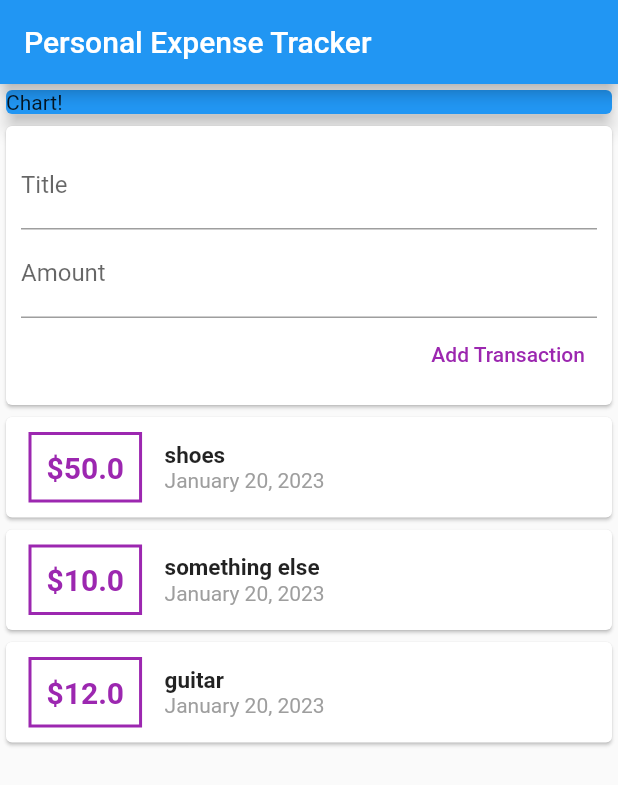
After one commit to bottrell/ExpenseTracker, a Flutter app: the screen it shows after launch, on a phone screen of 412 x 824 dp. The commit adds this screen. Shown: the top 785 px of the screen. Run offline on Flutter 3.47's test engine with Material 2 defaults, Android fonts, the phone set to English and light mode, and no system bars.

Commit message:
Lifted state to user_transactions.dart. Wired up feature allowing user to add transactions

```diff
--- /dev/null
+++ b/lib/widgets/new_transaction.dart
@@ -0,0 +1,37 @@
+import 'package:flutter/material.dart';
+import 'package:flutter/src/widgets/container.dart';
+import 'package:flutter/src/widgets/framework.dart';
+
+class Newtransaction extends StatelessWidget {
+  final TextEditingController titleController = TextEditingController();
+  final TextEditingController amountController = TextEditingController();
+  final Function(String, double) callback;
+
+  Newtransaction({required this.callback, super.key});
+
+  @override
+  Widget build(BuildContext context) {
+    return Card(
+        child: Container(
+      padding: const EdgeInsets.all(10),
+      child: Column(
+        crossAxisAlignment: CrossAxisAlignment.end,
+        children: [
+          TextField(
+            decoration: const InputDecoration(labelText: "Title"),
+            controller: titleController,
+          ),
+          TextField(
+            decoration: const InputDecoration(labelText: "Amount"),
+            controller: amountController,
+          ),
+          TextButton(
+              child: const Text(
+                  style: TextStyle(color: Colors.purple), "Add Transaction"),
+              onPressed: () => callback(
+                  titleController.text, double.parse(amountController.text))),
+        ],
+      ),
+    ));
+  }
+}
--- /dev/null
+++ b/lib/widgets/transaction_list.dart
@@ -0,0 +1,56 @@
+import 'package:expensetracker/models/transaction.dart';
+import 'package:flutter/material.dart';
+import 'package:flutter/src/widgets/container.dart';
+import 'package:flutter/src/widgets/framework.dart';
+import 'package:intl/intl.dart';
+
+class TransactionList extends StatelessWidget {
+  final List<Transaction> transactions;
+
+  TransactionList({required this.transactions, super.key});
+
+  @override
+  Widget build(BuildContext context) {
+    return Column(
+      children: transactions.map((tx) {
+        return Card(
+            child: Row(
+          children: [
+            Container(
+                padding: const EdgeInsets.all(10),
+                margin:
+                    const EdgeInsets.symmetric(vertical: 10, horizontal: 15),
+                decoration: BoxDecoration(
+                  border: Border.all(
+                    color: Colors.purple,
+                    width: 2,
+                  ),
+                ),
+                child: Text(
+                    style: const TextStyle(
+                      fontWeight: FontWeight.bold,
+                      fontSize: 20,
+                      color: Colors.purple,
+                    ),
+                    "\$${tx.cost.toString()}")),
+            Column(
+              //
+              crossAxisAlignment: CrossAxisAlignment.start,
+              children: [
+                Text(tx.title!,
+                    style: const TextStyle(
+                        fontWeight: FontWeight.bold, fontSize: 15)),
+                Text(
+                  DateFormat.yMMMMd().format(tx.date!),
+                  style: const TextStyle(
+                    color: Colors.grey,
+                  ),
+                ),
+              ],
+            )
+          ],
+        ));
+      }).toList(),
+    );
+  }
+}
--- /dev/null
+++ b/lib/widgets/user_transactions.dart
@@ -0,0 +1,41 @@
+import 'package:flutter/material.dart';
+import './new_transaction.dart';
+import './transaction_list.dart';
+import '../models/transaction.dart';
+
+class UserTransactions extends StatefulWidget {
+  const UserTransactions({super.key});
+
+  @override
+  State<UserTransactions> createState() => _UserTransactionsState();
+}
+
+class _UserTransactionsState extends State<UserTransactions> {
+  // even though this is final, we can edit the list since this is stateful
+  final List<Transaction> _userTransactions = [
+    Transaction(id: "t1", title: "shoes", cost: 50, date: DateTime.now()),
+    Transaction(
+        id: "t2", title: "something else", cost: 10, date: DateTime.now()),
+    Transaction(id: "t4", title: "guitar", cost: 12, date: DateTime.now()),
+  ];
+
+  void _addNewTransaction(String title, double amount) {
+    final newTx = Transaction(
+        cost: amount,
+        date: DateTime.now(),
+        title: title,
+        id: "t${_userTransactions.length}");
+
+    setState(
+      () => _userTransactions.add(newTx)
+    );
+  }
+
+  @override
+  Widget build(BuildContext context) {
+    return Column(children: [
+      Newtransaction(callback: _addNewTransaction),
+      TransactionList(transactions: _userTransactions),
+    ]);
+  }
+}
```
Also changed, not shown: lib/main.dart (+2 -73 lines), lib/models/transaction.dart (renamed from lib/transaction.dart).
